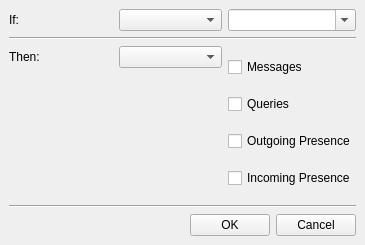
First picture: the form in src/privacy/privacyrule.ui, repository psi-im/psi, before the edit.
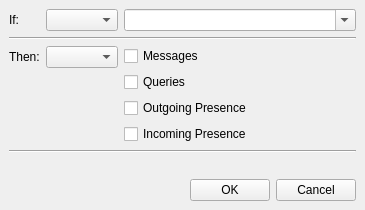
Second picture: the form after the edit.

Commit message: slighlty improved privacy rule editor (thx: Aleksey Andreev)

Diff of the .ui file:
```diff
--- a/src/privacy/privacyrule.ui
+++ b/src/privacy/privacyrule.ui
@@ -9,7 +9,7 @@
     <x>0</x>
     <y>0</y>
     <width>365</width>
-    <height>245</height>
+    <height>210</height>
    </rect>
   </property>
   <property name="windowTitle" >
@@ -123,6 +123,12 @@
      </item>
      <item row="0" column="2" >
       <widget class="QComboBox" name="cb_value" >
+       <property name="sizePolicy" >
+        <sizepolicy hsizetype="Preferred" vsizetype="Fixed" >
+         <horstretch>1</horstretch>
+         <verstretch>0</verstretch>
+        </sizepolicy>
+       </property>
        <property name="editable" >
         <bool>true</bool>
        </property>
@@ -137,6 +143,19 @@
      </item>
     </layout>
    </item>
+   <item>
+    <spacer name="verticalSpacer">
+     <property name="orientation">
+      <enum>Qt::Vertical</enum>
+      </property>
+     <property name="sizeHint" stdset="0">
+      <size>
+       <width>20</width>
+       <height>40</height>
+      </size>
+     </property>
+    </spacer>
+   </item>
    <item>
     <layout class="QHBoxLayout" >
      <property name="margin" >
```
